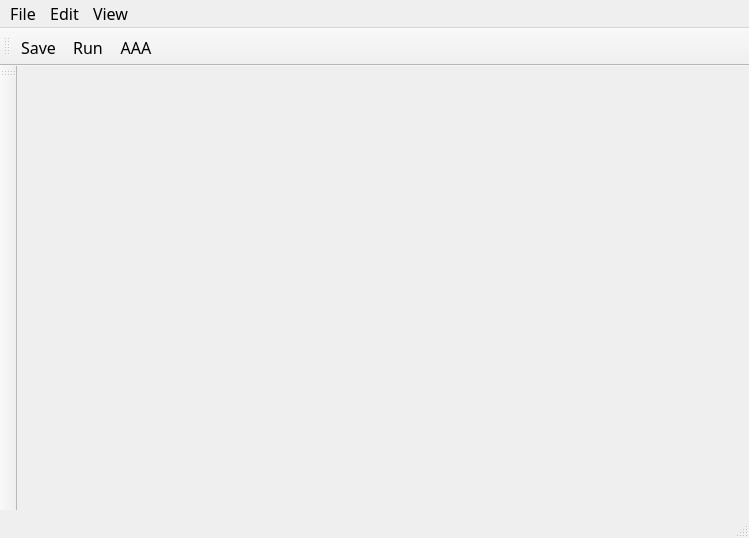
Qt form EX/20221206_ap_edit/main_win.ui (garyhsieh15/pyside6) before a commit.
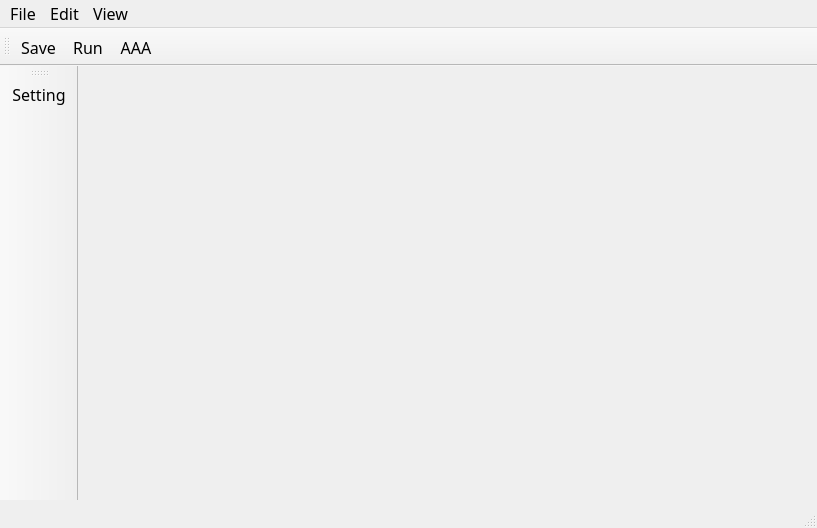
The same form after that commit. Icons and pictures are not drawn.

What changed in the file:
```diff
--- a/EX/20221206_ap_edit/main_win.ui
+++ b/EX/20221206_ap_edit/main_win.ui
@@ -6,8 +6,8 @@
    <rect>
     <x>0</x>
     <y>0</y>
-    <width>749</width>
-    <height>538</height>
+    <width>817</width>
+    <height>528</height>
    </rect>
   </property>
   <property name="font">
@@ -25,7 +25,7 @@
     <rect>
      <x>0</x>
      <y>0</y>
-     <width>749</width>
+     <width>817</width>
      <height>29</height>
     </rect>
    </property>
@@ -87,15 +87,52 @@
    <addaction name="actionAAA"/>
   </widget>
   <widget class="QToolBar" name="toolBar_2">
+   <property name="enabled">
+    <bool>true</bool>
+   </property>
+   <property name="sizePolicy">
+    <sizepolicy hsizetype="Fixed" vsizetype="Preferred">
+     <horstretch>0</horstretch>
+     <verstretch>0</verstretch>
+    </sizepolicy>
+   </property>
+   <property name="contextMenuPolicy">
+    <enum>Qt::DefaultContextMenu</enum>
+   </property>
+   <property name="acceptDrops">
+    <bool>false</bool>
+   </property>
    <property name="windowTitle">
     <string>toolBar_2</string>
    </property>
+   <property name="layoutDirection">
+    <enum>Qt::LeftToRight</enum>
+   </property>
+   <property name="autoFillBackground">
+    <bool>false</bool>
+   </property>
+   <property name="inputMethodHints">
+    <set>Qt::ImhNone</set>
+   </property>
+   <property name="allowedAreas">
+    <set>Qt::LeftToolBarArea</set>
+   </property>
+   <property name="orientation">
+    <enum>Qt::Vertical</enum>
+   </property>
+   <property name="toolButtonStyle">
+    <enum>Qt::ToolButtonIconOnly</enum>
+   </property>
+   <property name="floatable">
+    <bool>false</bool>
+   </property>
    <attribute name="toolBarArea">
     <enum>LeftToolBarArea</enum>
    </attribute>
    <attribute name="toolBarBreak">
-    <bool>false</bool>
+    <bool>true</bool>
    </attribute>
+   <addaction name="actionSetting"/>
   </widget>
   <action name="actionNew">
    <property name="text">
@@ -190,6 +227,30 @@
     <string>F5</string>
    </property>
   </action>
+  <action name="actionSetting">
+   <property name="checkable">
+    <bool>false</bool>
+   </property>
+   <property name="enabled">
+    <bool>true</bool>
+   </property>
+   <property name="icon">
+    <iconset resource="apprcc.qrc">
+     <normaloff>:/pic/images/icons8-settings_01-96.png</normaloff>:/pic/images/icons8-settings_01-96.png</iconset>
+   </property>
+   <property name="text">
+    <string>Setting</string>
+   </property>
+   <property name="toolTip">
+    <string>Setting</string>
+   </property>
+   <property name="autoRepeat">
+    <bool>true</bool>
+   </property>
+   <property name="visible">
+    <bool>true</bool>
+   </property>
+  </action>
  </widget>
  <resources>
   <include location="apprcc.qrc"/>
```
Left out of the diff: 3 changed lines with no effect on the pictures.
